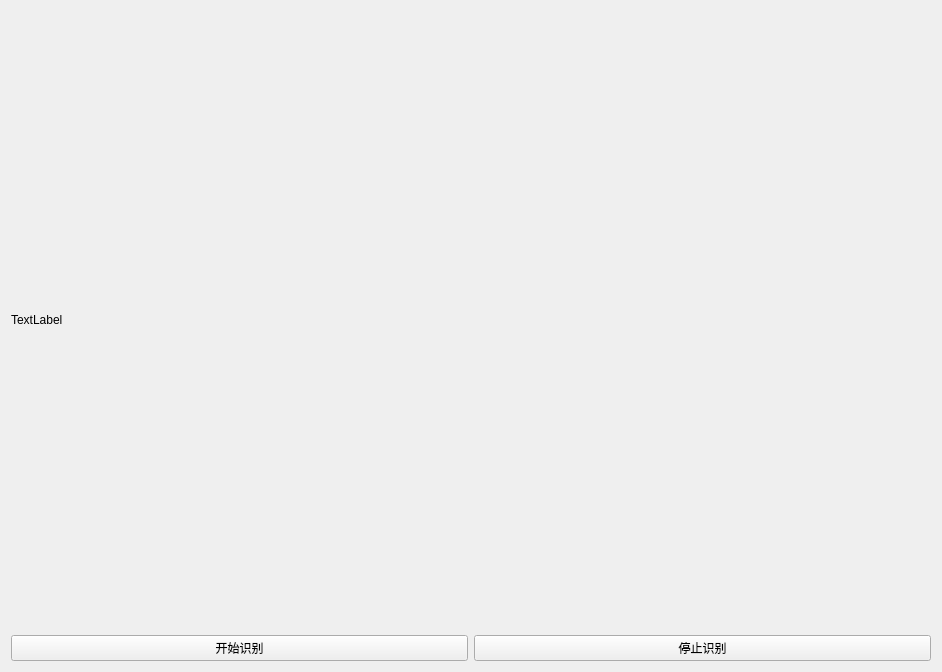
Old version of the form carPlateRec.ui in the repository zorroe/carPlate.
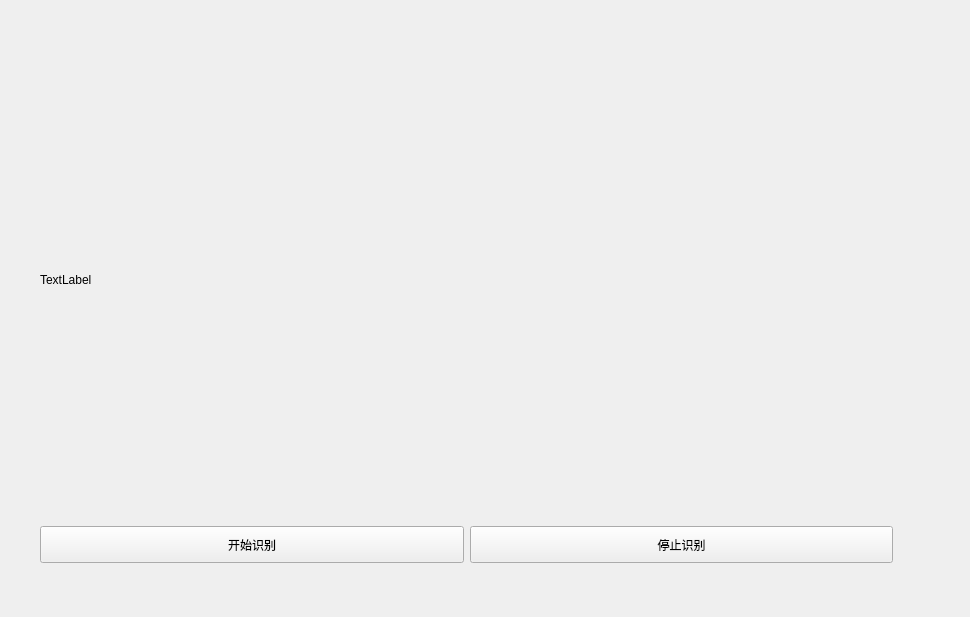
New version of the form.

```diff
--- a/carPlateRec.ui
+++ b/carPlateRec.ui
@@ -6,8 +6,8 @@
    <rect>
     <x>0</x>
     <y>0</y>
-    <width>942</width>
-    <height>672</height>
+    <width>970</width>
+    <height>617</height>
    </rect>
   </property>
   <property name="sizePolicy">
@@ -19,10 +19,17 @@
   <property name="windowTitle">
    <string>Form</string>
   </property>
+  <widget class="QWidget" name="layoutWidget">
+   <property name="geometry">
+    <rect>
+     <x>40</x>
+     <y>40</y>
+     <width>853</width>
+     <height>523</height>
+    </rect>
+   </property>
   <layout class="QVBoxLayout" name="verticalLayout_2">
    <item>
-    <layout class="QVBoxLayout" name="verticalLayout">
-     <item>
       <layout class="QHBoxLayout" name="horizontalLayout">
        <item>
         <widget class="QLabel" name="car">
@@ -32,6 +39,12 @@
            <verstretch>1</verstretch>
           </sizepolicy>
          </property>
+        <property name="minimumSize">
+         <size>
+          <width>640</width>
+          <height>480</height>
+         </size>
+        </property>
          <property name="cursor">
           <cursorShape>CrossCursor</cursorShape>
          </property>
@@ -41,11 +54,24 @@
         </widget>
        </item>
        <item>
-        <layout class="QGridLayout" name="gridLayout">
-         <property name="sizeConstraint">
-          <enum>QLayout::SetMinimumSize</enum>
-         </property>
-         <item row="1" column="0">
+       <layout class="QVBoxLayout" name="verticalLayout">
+        <item>
+         <widget class="QLabel" name="plate_img">
+          <property name="sizePolicy">
+           <sizepolicy hsizetype="Preferred" vsizetype="Preferred">
+            <horstretch>1</horstretch>
+            <verstretch>1</verstretch>
+           </sizepolicy>
+          </property>
+          <property name="cursor">
+           <cursorShape>CrossCursor</cursorShape>
+          </property>
+          <property name="text">
+           <string/>
+          </property>
+         </widget>
+        </item>
+        <item>
           <widget class="QLabel" name="plate_char">
            <property name="sizePolicy">
             <sizepolicy hsizetype="Preferred" vsizetype="Preferred">
@@ -79,8 +105,6 @@
        </item>
       </layout>
      </item>
-    </layout>
-   </item>
    <item>
     <layout class="QHBoxLayout" name="horizontalLayout_2">
      <item>
@@ -91,6 +115,12 @@
          <verstretch>1</verstretch>
         </sizepolicy>
        </property>
+        <property name="minimumSize">
+         <size>
+          <width>0</width>
+          <height>30</height>
+         </size>
+        </property>
        <property name="text">
         <string>开始识别</string>
        </property>
@@ -104,6 +134,12 @@
          <verstretch>1</verstretch>
         </sizepolicy>
        </property>
+        <property name="minimumSize">
+         <size>
+          <width>0</width>
+          <height>30</height>
+         </size>
+        </property>
        <property name="text">
         <string>停止识别</string>
        </property>
@@ -112,6 +148,7 @@
     </layout>
    </item>
   </layout>
+  </widget>
  </widget>
  <resources/>
  <connections/>
```
Lines whose indentation alone changed are shown as unchanged.
